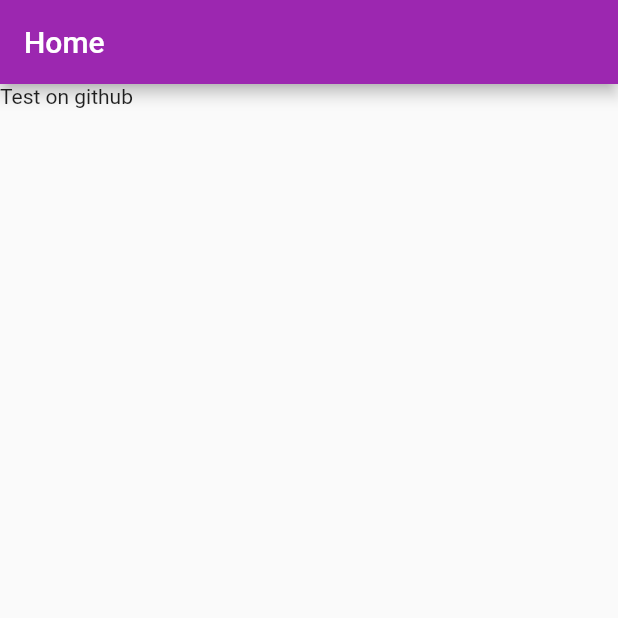
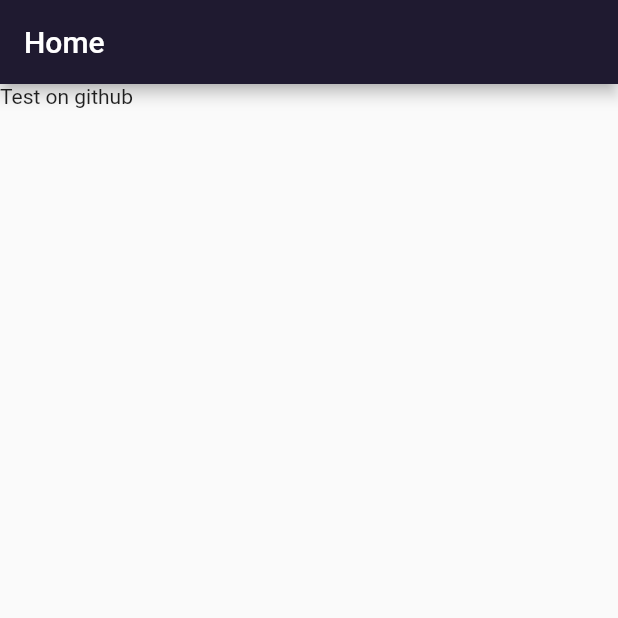
Before and after one commit to NK-William/Lebsel-Promoters, a Flutter app: the screen it shows after launch, on a phone screen of 412 x 824 dp, the top half of it. Run offline on Flutter 3.47's test engine with Material 2 defaults, Android fonts, the phone set to English and light mode, and no system bars.

Commit message:
Added a primary swatch color

```diff
--- /dev/null
+++ b/lib/constants/colors.dart
@@ -0,0 +1,20 @@
+import 'package:flutter/material.dart';
+
+class Palette {
+  static const MaterialColor primaryColor = MaterialColor(
+    _primaryValue,
+    <int, Color>{
+      50: Color(0xFFb500f2),
+      100: Color(0xFF8309b1),
+      200: Color(0xFF770ba1),
+      300: Color(0xFF6a0d91),
+      400: Color(0xFF5e0f81),
+      500: Color(0xFF4b1369),
+      600: Color(0xFF381651),
+      700: Color(0xFF2c1841),
+      800: Color(0xFF261939),
+      900: Color(_primaryValue),
+    },
+  );
+  static const int _primaryValue = 0xFF1f1a30;
+}
--- a/lib/main.dart
+++ b/lib/main.dart
@@ -1,5 +1,6 @@
 import 'package:flutter/material.dart';
 import 'screens/home_screen.dart';
+import 'constants/colors.dart';
 
 void main() {
   runApp(const MyApp());
@@ -8,13 +9,12 @@ void main() {
 class MyApp extends StatelessWidget {
   const MyApp({Key? key}) : super(key: key);
 
-  // This widget is the root of your application.
   @override
   Widget build(BuildContext context) {
     return MaterialApp(
       title: 'Lebsel Promoters',
       theme: ThemeData(
-        primarySwatch: Colors.purple,
+        primarySwatch: Palette.primaryColor,
       ),
       home: const HomePage(),
     );
--- a/lib/screens/home_screen.dart
+++ b/lib/screens/home_screen.dart
@@ -9,12 +9,10 @@ class HomePage extends StatelessWidget {
       appBar: AppBar(
         title: Text("Home"),
       ),
-      body: SafeArea(
-        child: Column(
-          children: [
-            Text("Test on github"),
-          ],
-        ),
+      body: Column(
+        children: [
+          Text("Test on github"),
+        ],
       ),
     );
   }
```
